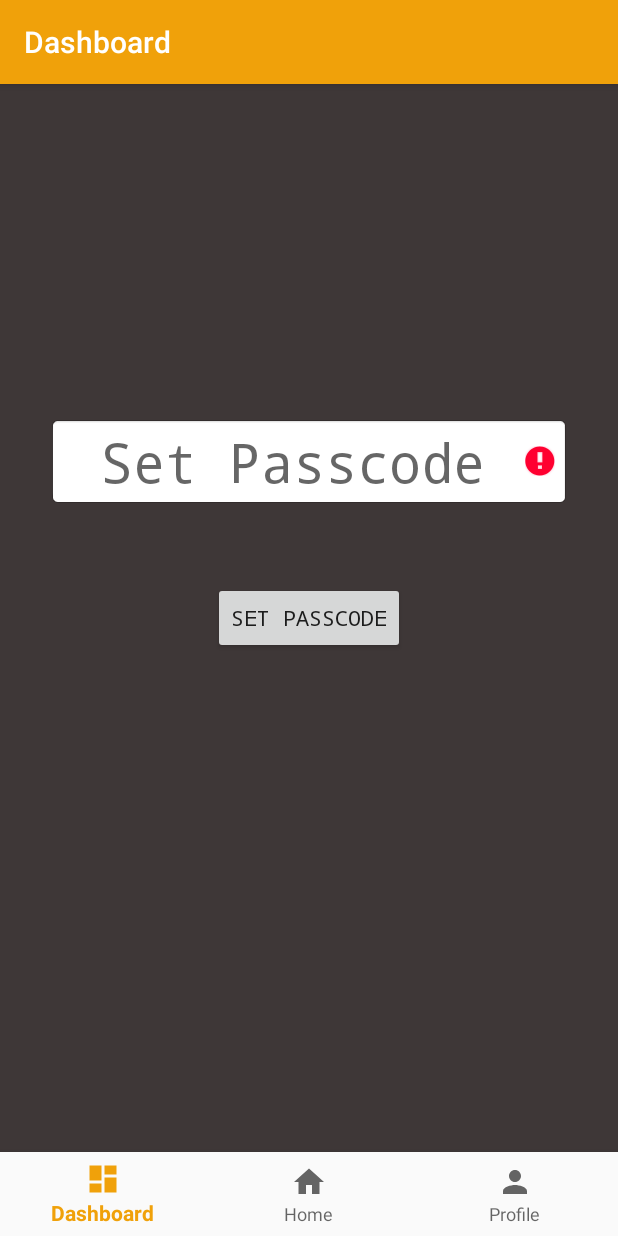
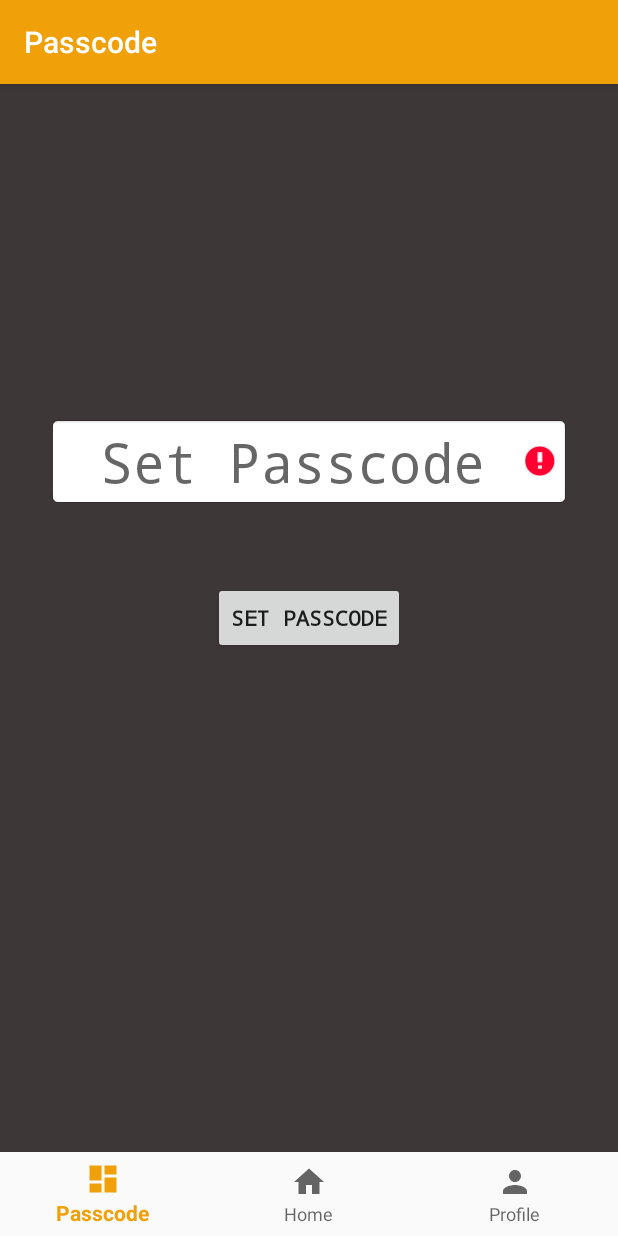
Before and after one commit to bomohit/SmartLock-with-Aes-Passcode-Encrypt, an Android app: the PasscodeFragment screen opened through its navigation route, on a phone screen of 412 x 824 dp. Run offline under Robolectric (Android 15) with nearby library versions, the phone set to English and light mode, and no system bars; our stand-ins replace Firebase (no records; nobody signed in at launch, a user with empty details on screens opened directly), navigation-ui; Roboto replaces fonts that are not available here; 1 statement that could not run was skipped.

Commit message:
fix bug typo, bug lock, bug profile, bug passcode

```diff
--- a/app/src/main/java/com/example/smartlock/MainActivity.kt
+++ b/app/src/main/java/com/example/smartlock/MainActivity.kt
@@ -27,7 +27,7 @@ class MainActivity : AppCompatActivity() {
         // menu should be considered as top level destinations.
         val appBarConfiguration = AppBarConfiguration(
             setOf(
-                R.id.navigation_home, R.id.navigation_dashboard, R.id.navigation_profile
+                R.id.navigation_home, R.id.navigation_passcode, R.id.navigation_profile
             )
         )
         setupActionBarWithNavController(navController, appBarConfiguration)
--- a/app/src/main/java/com/example/smartlock/SelectionSignUp.kt
+++ b/app/src/main/java/com/example/smartlock/SelectionSignUp.kt
@@ -67,7 +67,7 @@ class SelectionSignUp : AppCompatActivity(), View.OnClickListener {
                         .addOnSuccessListener {
                             d("bomohit", "successfully added")
                             progressBarSignUp.visibility = View.INVISIBLE
-                            Toast.makeText(applicationContext, "Succefully Registered", Toast.LENGTH_SHORT).show()
+                            Toast.makeText(applicationContext, "Successfully Registered", Toast.LENGTH_SHORT).show()
                             onBackPressed()
                         }
                         .addOnFailureListener { e ->
--- a/app/src/main/java/com/example/smartlock/ui/home/HomeFragment.kt
+++ b/app/src/main/java/com/example/smartlock/ui/home/HomeFragment.kt
@@ -1,14 +1,21 @@
 package com.example.smartlock.ui.home
 
+import android.content.Context
 import android.os.Bundle
+import android.util.Log.d
 import android.view.LayoutInflater
 import android.view.View
 import android.view.ViewGroup
 import android.widget.ProgressBar
+import android.widget.Toast
 import androidx.fragment.app.Fragment
 import androidx.lifecycle.Observer
 import androidx.lifecycle.ViewModelProviders
+import com.example.smartlock.MainActivity
 import com.example.smartlock.R
+import com.google.firebase.firestore.ktx.firestore
+import com.google.firebase.firestore.ktx.getField
+import com.google.firebase.ktx.Firebase
 import kotlinx.android.synthetic.main.fragment_home.*
 import kotlinx.android.synthetic.main.fragment_home.view.*
 import kotlinx.coroutines.Dispatchers
@@ -31,7 +38,21 @@ class HomeFragment : Fragment() {
 //        val textView: TextView = root.findViewById(R.id.text_home)
         val progressBar: ProgressBar = root.findViewById(R.id.progressBarLock)
 
+        val sharedPreferences = context?.getSharedPreferences("SP_INFO", Context.MODE_PRIVATE)
+        val key = sharedPreferences?.getString("KEY", "")
+        val db = Firebase.firestore
+
+        val passEmail = (activity as MainActivity).email
+        var code = ""
+
         var i = false
+
+        db.collection("User").document(passEmail)
+            .get()
+            .addOnSuccessListener { result ->
+                code = result.getField<String>("passcode").toString()
+                d("bomohit", "pass: $code")
+            }
 
 
         // Progress Bar logic
@@ -40,13 +61,22 @@ class HomeFragment : Fragment() {
             GlobalScope.launch(context = Dispatchers.Main) {
                 delay(2000)
                 if ( i == false ) {
-                    root.buttonSecurity.setBackgroundResource(R.drawable.unlock)
-                    i = true
-                    progressBar.visibility = View.INVISIBLE
+                    if (code != "null") {
+                        root.buttonSecurity.setBackgroundResource(R.drawable.unlock)
+                        i = true
+                        progressBar.visibility = View.INVISIBLE
+                        Toast.makeText(context, "Opened!", Toast.LENGTH_SHORT).show()
+                    } else {
+                        progressBar.visibility = View.INVISIBLE
+                        Toast.makeText(context, "Please Set The Passcode!", Toast.LENGTH_SHORT)
+                            .show()
+                    }
+
                 } else {
                     root.buttonSecurity.setBackgroundResource(R.drawable.lock_gen2)
                     i = false
                     progressBar.visibility = View.INVISIBLE
+                    Toast.makeText(context, "Locked!", Toast.LENGTH_SHORT).show()
                 }
             }
 
--- a/app/src/main/java/com/example/smartlock/ui/notifications/ProfileFragment.kt
+++ b/app/src/main/java/com/example/smartlock/ui/notifications/ProfileFragment.kt
@@ -77,6 +77,7 @@ class ProfileFragment : Fragment() {
                 root.profileFullName.setText(fullName)
                 root.profileEmail.setText(email)
                 root.profilePhone.setText(phoneNo)
+                progressBarProfile.visibility = View.INVISIBLE
             }
 
         fun validateForm(): Boolean {
@@ -120,6 +121,7 @@ class ProfileFragment : Fragment() {
                 if (!validateForm()) {
                     editOrConfirm = true
                 } else {
+                    progressBarProfile.visibility = View.VISIBLE
                     val fullname = root.profileFullName.text.toString()
                     val email = root.profileEmail.text.toString()
                     val phoneNo = root.profilePhone.text.toString()
@@ -143,6 +145,7 @@ class ProfileFragment : Fragment() {
                             root.profileEmail.inputType = InputType.TYPE_NULL
                             root.profilePhone.inputType = InputType.TYPE_NULL
 
+                            progressBarProfile.visibility = View.INVISIBLE
                             Toast.makeText(context, "Information Updated!", Toast.LENGTH_SHORT).show()
 
                         }
--- a/app/src/main/res/layout/fragment_passcode.xml
+++ b/app/src/main/res/layout/fragment_passcode.xml
@@ -12,6 +12,7 @@
         android:layout_height="wrap_content"
         android:fontFamily="monospace"
         android:text="Set Passcode"
+        android:textStyle="bold"
         app:layout_constraintBottom_toBottomOf="parent"
         app:layout_constraintEnd_toEndOf="parent"
         app:layout_constraintStart_toStartOf="parent"
--- a/app/src/main/res/menu/bottom_nav_menu.xml
+++ b/app/src/main/res/menu/bottom_nav_menu.xml
@@ -2,9 +2,9 @@
 <menu xmlns:android="http://schemas.android.com/apk/res/android">
 
     <item
-        android:id="@+id/navigation_dashboard"
+        android:id="@+id/navigation_passcode"
         android:icon="@drawable/ic_dashboard_black_24dp"
-        android:title="@string/title_dashboard" />
+        android:title="@string/passcode" />
 
     <item
         android:id="@+id/navigation_home"
--- a/app/src/main/res/navigation/mobile_navigation.xml
+++ b/app/src/main/res/navigation/mobile_navigation.xml
@@ -12,9 +12,9 @@
         tools:layout="@layout/fragment_home" />
 
     <fragment
-        android:id="@+id/navigation_dashboard"
+        android:id="@+id/navigation_passcode"
         android:name="com.example.smartlock.ui.dashboard.PasscodeFragment"
-        android:label="@string/title_dashboard"
+        android:label="@string/passcode"
         tools:layout="@layout/fragment_passcode" />
 
     <fragment
--- a/app/src/main/res/values/strings.xml
+++ b/app/src/main/res/values/strings.xml
@@ -4,4 +4,5 @@
     <string name="title_dashboard">Dashboard</string>
     <string name="title_notifications">Notifications</string>
     <string name="profile">Profile</string>
+    <string name="passcode">Passcode</string>
 </resources>
```
Also changed, not shown: app/src/main/java/com/example/smartlock/ui/dashboard/PasscodeFragment.kt (+3 -5 lines).
